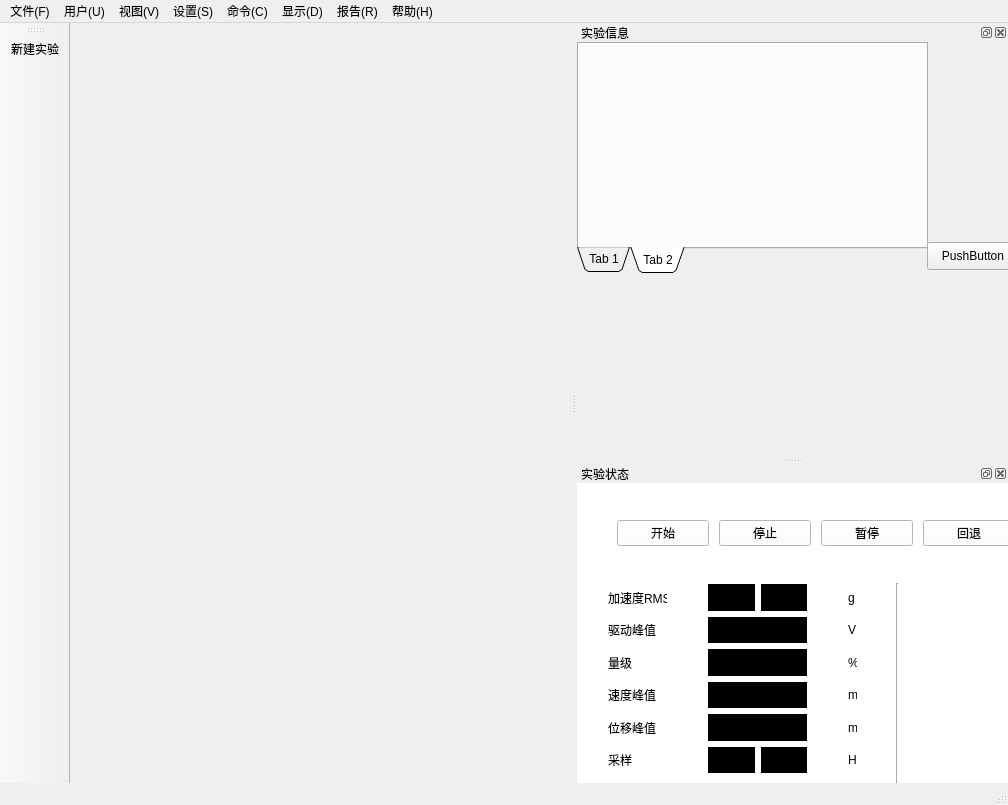
Before: the Qt Designer form mainwindow.ui in JJXiangJiaoJun/my_popwil, drawn with Qt 5.
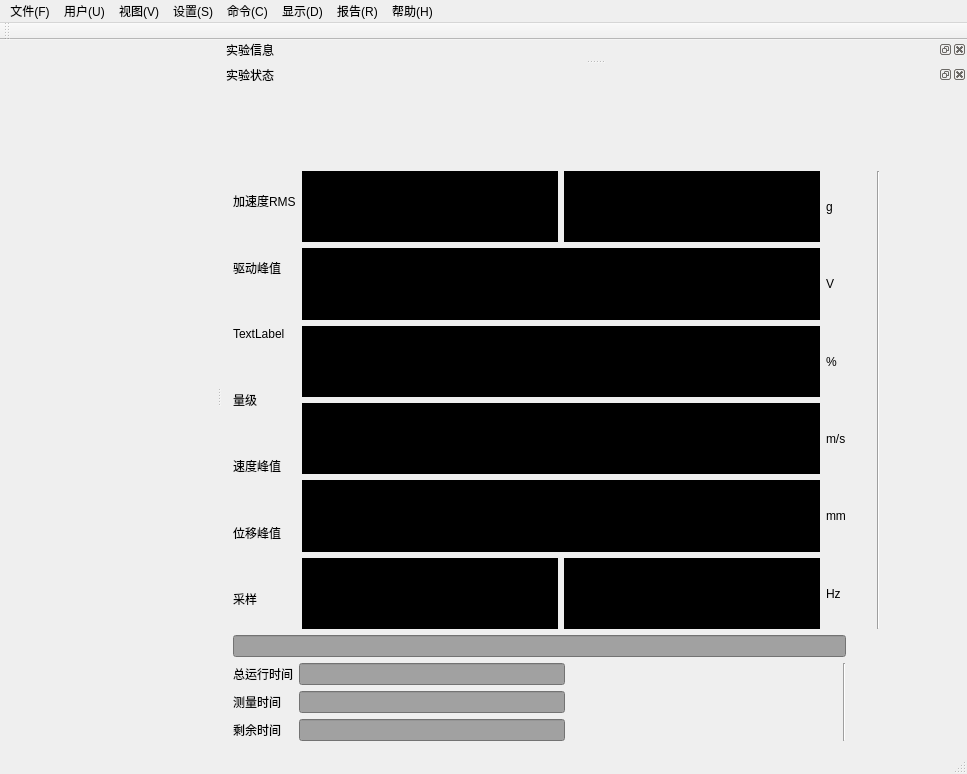
After: the same form once the commit is applied. Icons and pictures are not drawn.

The edit to the form file:
```diff
--- a/mainwindow.ui
+++ b/mainwindow.ui
@@ -6,8 +6,8 @@
    <rect>
     <x>0</x>
     <y>0</y>
-    <width>1008</width>
-    <height>805</height>
+    <width>967</width>
+    <height>774</height>
    </rect>
   </property>
   <property name="contextMenuPolicy">
@@ -19,13 +19,18 @@
   <property name="styleSheet">
    <string notr="true"/>
   </property>
-  <widget class="QWidget" name="centralWidget"/>
+  <widget class="QWidget" name="centralWidget">
+   <property name="styleSheet">
+    <string notr="true">border-image: url(:/Image/Ressources/MainWindow.png);</string>
+   </property>
+   <zorder>tabWidget</zorder>
+  </widget>
   <widget class="QMenuBar" name="menuBar">
    <property name="geometry">
     <rect>
      <x>0</x>
      <y>0</y>
-     <width>1008</width>
+     <width>967</width>
      <height>26</height>
     </rect>
    </property>
@@ -138,29 +143,23 @@
    <addaction name="menu_Report"/>
    <addaction name="menu_Help"/>
   </widget>
-  <widget class="QToolBar" name="mainToolBar">
-   <property name="enabled">
-    <bool>true</bool>
+  <widget class="QStatusBar" name="statusBar">
+   <property name="styleSheet">
+    <string notr="true">#statusBar{border-image: url(:/Images/Ressources/neucustombackgroundwhite.jpg);}</string>
    </property>
+  </widget>
+  <widget class="QDockWidget" name="Message_dock">
    <property name="sizePolicy">
-    <sizepolicy hsizetype="Fixed" vsizetype="Preferred">
+    <sizepolicy hsizetype="Expanding" vsizetype="Expanding">
      <horstretch>0</horstretch>
      <verstretch>0</verstretch>
     </sizepolicy>
    </property>
-   <property name="autoFillBackground">
-    <bool>false</bool>
+   <property name="styleSheet">
+    <string notr="true">border-color: rgb(0, 0, 0);
+selection-color: rgb(0, 0, 0);
+gridline-color: rgb(0, 0, 0);</string>
    </property>
-   <attribute name="toolBarArea">
-    <enum>LeftToolBarArea</enum>
-   </attribute>
-   <attribute name="toolBarBreak">
-    <bool>false</bool>
-   </attribute>
-   <addaction name="ToolBar"/>
-  </widget>
-  <widget class="QStatusBar" name="statusBar"/>
-  <widget class="QDockWidget" name="dockWidget_4">
    <property name="floating">
     <bool>false</bool>
    </property>
@@ -181,8 +180,8 @@
      <property name="geometry">
       <rect>
        <x>0</x>
-       <y>0</y>
-       <width>351</width>
+       <y>-20</y>
+       <width>429</width>
        <height>231</height>
       </rect>
      </property>
@@ -190,7 +189,11 @@
       <enum>Qt::LeftToRight</enum>
      </property>
      <property name="autoFillBackground">
-      <bool>true</bool>
+      <bool>false</bool>
+     </property>
+     <property name="styleSheet">
+      <string notr="true">
+</string>
      </property>
      <property name="tabPosition">
       <enum>QTabWidget::South</enum>
@@ -203,33 +206,155 @@
      </property>
      <widget class="QWidget" name="tab">
       <attribute name="title">
-       <string>Tab 1</string>
+       <string>报警/中断</string>
       </attribute>
      </widget>
      <widget class="QWidget" name="tab_2">
       <attribute name="title">
-       <string>Tab 2</string>
+       <string>历史记录</string>
       </attribute>
-     </widget>
-    </widget>
+      <widget class="QWidget" name="horizontalLayoutWidget">
+       <property name="geometry">
+        <rect>
+         <x>-1</x>
+         <y>-1</y>
+         <width>431</width>
+         <height>221</height>
+        </rect>
+       </property>
+       <layout class="QHBoxLayout" name="horizontalLayout_5">
+        <item>
+         <widget class="QLabel" name="background2">
+          <property name="sizePolicy">
+           <sizepolicy hsizetype="Expanding" vsizetype="Expanding">
+            <horstretch>0</horstretch>
+            <verstretch>0</verstretch>
+           </sizepolicy>
+          </property>
+          <property name="styleSheet">
+           <string notr="true">#background2{border-image: url(:/Image/Ressources/backphoto.png);}
+</string>
+          </property>
+          <property name="text">
+           <string/>
+          </property>
+         </widget>
+        </item>
+       </layout>
+      </widget>
+     </widget>
+    </widget>
+    <widget class="QWidget" name="">
+     <property name="geometry">
+      <rect>
+       <x>280</x>
+       <y>190</y>
+       <width>154</width>
+       <height>44</height>
+      </rect>
+     </property>
+     <layout class="QGridLayout" name="gridLayout_3">
+      <item row="0" column="0">
+       <widget class="QPushButton" name="pushButton_6">
+        <property name="minimumSize">
+         <size>
+          <width>33</width>
+          <height>33</height>
+         </size>
+        </property>
+        <property name="styleSheet">
+         <string notr="true"/>
+        </property>
+        <property name="text">
+         <string/>
+        </property>
+        <property name="icon">
+         <iconset resource="assets.qrc">
+          <normaloff>:/Images/Ressources/previousdarkbtn.png</normaloff>:/Images/Ressources/previousdarkbtn.png</iconset>
+        </property>
+        <property name="iconSize">
+         <size>
+          <width>33</width>
+          <height>33</height>
+         </size>
+        </property>
+        <property name="flat">
+         <bool>true</bool>
+        </property>
+       </widget>
+      </item>
+      <item row="0" column="1">
+       <widget class="QPushButton" name="pushButton_5">
+        <property name="minimumSize">
+         <size>
+          <width>33</width>
+          <height>33</height>
+         </size>
+        </property>
+        <property name="styleSheet">
+         <string notr="true"/>
+        </property>
+        <property name="text">
+         <string/>
+        </property>
+        <property name="icon">
+         <iconset resource="assets.qrc">
+          <normaloff>:/Images/Ressources/Pausedarkbtn.png</normaloff>:/Images/Ressources/Pausedarkbtn.png</iconset>
+        </property>
+        <property name="iconSize">
+         <size>
+          <width>33</width>
+          <height>33</height>
+         </size>
+        </property>
+        <property name="checkable">
+         <bool>false</bool>
+        </property>
+        <property name="flat">
+         <bool>true</bool>
+        </property>
+       </widget>
+      </item>
+      <item row="0" column="2">
     <widget class="QPushButton" name="pushButton">
-     <property name="geometry">
-      <rect>
-       <x>350</x>
-       <y>200</y>
-       <width>92</width>
-       <height>28</height>
-      </rect>
+        <property name="minimumSize">
+         <size>
+          <width>33</width>
+          <height>33</height>
+         </size>
+        </property>
+        <property name="styleSheet">
+         <string notr="true"/>
      </property>
      <property name="text">
-      <string>PushButton</string>
-     </property>
-    </widget>
-   </widget>
-  </widget>
-  <widget class="QDockWidget" name="dockWidget_5">
+         <string/>
+        </property>
+        <property name="icon">
+         <iconset resource="assets.qrc">
+          <normaloff>:/Images/Ressources/forwarddarkbtn.png</normaloff>:/Images/Ressources/forwarddarkbtn.png</iconset>
+        </property>
+        <property name="iconSize">
+         <size>
+          <width>33</width>
+          <height>33</height>
+         </size>
+        </property>
+        <property name="flat">
+         <bool>true</bool>
+        </property>
+       </widget>
+      </item>
+     </layout>
+    </widget>
+    <zorder>tabWidget</zorder>
+    <zorder>pushButton</zorder>
+    <zorder>pushButton_5</zorder>
+    <zorder>pushButton_6</zorder>
+   </widget>
+  </widget>
+  <widget class="QDockWidget" name="Status_dock">
    <property name="sizePolicy">
-    <sizepolicy hsizetype="Fixed" vsizetype="Fixed">
+    <sizepolicy hsizetype="Expanding" vsizetype="Expanding">
      <horstretch>0</horstretch>
      <verstretch>0</verstretch>
     </sizepolicy>
@@ -241,8 +366,7 @@
     <bool>false</bool>
    </property>
    <property name="styleSheet">
-    <string notr="true">background-color: rgb(255, 255, 255);
-border-bottom-color: rgb(85, 255, 127);</string>
+    <string notr="true"/>
    </property>
    <property name="floating">
     <bool>false</bool>
@@ -263,170 +387,164 @@
       <height>300</height>
      </size>
     </property>
-    <widget class="QWidget" name="layoutWidget">
-     <property name="geometry">
-      <rect>
-       <x>260</x>
-       <y>90</y>
-       <width>31</width>
-       <height>211</height>
-      </rect>
-     </property>
-     <layout class="QVBoxLayout" name="verticalLayout_4">
-      <item>
-       <widget class="QLabel" name="label_13">
-        <property name="text">
-         <string>g</string>
-        </property>
-        <property name="scaledContents">
-         <bool>false</bool>
-        </property>
-       </widget>
-      </item>
-      <item>
-       <widget class="QLabel" name="label_14">
-        <property name="text">
-         <string>V</string>
-        </property>
-       </widget>
-      </item>
-      <item>
-       <widget class="QLabel" name="label_15">
-        <property name="text">
-         <string>%</string>
-        </property>
-       </widget>
-      </item>
-      <item>
-       <widget class="QLabel" name="label_16">
-        <property name="text">
-         <string>m/s</string>
-        </property>
-       </widget>
-      </item>
-      <item>
-       <widget class="QLabel" name="label_17">
-        <property name="text">
-         <string>mm</string>
-        </property>
-       </widget>
-      </item>
-      <item>
-       <widget class="QLabel" name="label_18">
-        <property name="text">
-         <string>Hz</string>
-        </property>
-       </widget>
-      </item>
-     </layout>
-    </widget>
-    <widget class="QLineEdit" name="lineEdit">
-     <property name="geometry">
-      <rect>
-       <x>10</x>
-       <y>310</y>
-       <width>381</width>
-       <height>31</height>
-      </rect>
-     </property>
      <property name="styleSheet">
-      <string notr="true">background-color: rgb(161, 161, 161);</string>
-     </property>
-     <property name="text">
-      <string/>
-     </property>
-    </widget>
-    <widget class="QWidget" name="layoutWidget_2">
-     <property name="geometry">
-      <rect>
-       <x>10</x>
-       <y>350</y>
-       <width>81</width>
-       <height>91</height>
-      </rect>
-     </property>
-     <layout class="QVBoxLayout" name="verticalLayout_5">
-      <item>
-       <widget class="QLabel" name="label_21">
-        <property name="text">
-         <string>总运行时间</string>
-        </property>
-       </widget>
-      </item>
-      <item>
-       <widget class="QLabel" name="label_23">
-        <property name="text">
-         <string>测量时间</string>
-        </property>
-       </widget>
-      </item>
-      <item>
-       <widget class="QLabel" name="label_24">
-        <property name="text">
-         <string>剩余时间</string>
-        </property>
-       </widget>
-      </item>
-     </layout>
-    </widget>
-    <widget class="QWidget" name="layoutWidget">
-     <property name="geometry">
-      <rect>
-       <x>20</x>
-       <y>20</y>
-       <width>438</width>
-       <height>61</height>
-      </rect>
-     </property>
-     <layout class="QHBoxLayout" name="Button_Layout">
-      <property name="spacing">
-       <number>10</number>
-      </property>
-      <property name="leftMargin">
-       <number>20</number>
-      </property>
-      <property name="rightMargin">
-       <number>20</number>
-      </property>
+     <string notr="true">#dockWidgetContents_5{border-image: url(:/Images/Ressources/danya.png);}
+</string>
+    </property>
+    <layout class="QGridLayout" name="gridLayout_2">
+     <item row="0" column="0" colspan="5">
+      <layout class="QHBoxLayout" name="horizontalLayout_7">
       <item>
        <widget class="QPushButton" name="Start_btn">
+         <property name="minimumSize">
+          <size>
+           <width>70</width>
+           <height>70</height>
+          </size>
+         </property>
+         <property name="styleSheet">
+          <string notr="true"/>
+         </property>
         <property name="text">
-         <string>开始</string>
+          <string/>
+         </property>
+         <property name="icon">
+          <iconset resource="assets.qrc">
+           <normaloff>:/Image/Ressources/play.png</normaloff>:/Image/Ressources/play.png</iconset>
+         </property>
+         <property name="iconSize">
+          <size>
+           <width>70</width>
+           <height>70</height>
+          </size>
+         </property>
+         <property name="checkable">
+          <bool>true</bool>
+         </property>
+         <property name="autoRepeat">
+          <bool>false</bool>
+         </property>
+         <property name="autoExclusive">
+          <bool>false</bool>
+         </property>
+         <property name="autoDefault">
+          <bool>true</bool>
+         </property>
+         <property name="default">
+          <bool>true</bool>
+         </property>
+         <property name="flat">
+          <bool>true</bool>
         </property>
        </widget>
       </item>
       <item>
        <widget class="QPushButton" name="Stop_btn">
+         <property name="minimumSize">
+          <size>
+           <width>70</width>
+           <height>70</height>
+          </size>
+         </property>
+         <property name="styleSheet">
+          <string notr="true"/>
+         </property>
         <property name="text">
-         <string>停止</string>
+          <string/>
+         </property>
+         <property name="icon">
+          <iconset resource="assets.qrc">
+           <normaloff>:/Image/Ressources/power.png</normaloff>:/Image/Ressources/power.png</iconset>
+         </property>
+         <property name="iconSize">
+          <size>
+           <width>70</width>
+           <height>70</height>
+          </size>
+         </property>
+         <property name="checkable">
+          <bool>true</bool>
+         </property>
+         <property name="autoDefault">
+          <bool>true</bool>
+         </property>
+         <property name="default">
+          <bool>true</bool>
+         </property>
+         <property name="flat">
+          <bool>true</bool>
         </property>
        </widget>
       </item>
       <item>
        <widget class="QPushButton" name="Pause_btn">
+         <property name="minimumSize">
+          <size>
+           <width>70</width>
+           <height>70</height>
+          </size>
+         </property>
+         <property name="styleSheet">
+          <string notr="true"/>
+         </property>
         <property name="text">
-         <string>暂停</string>
+          <string/>
+         </property>
+         <property name="icon">
+          <iconset resource="assets.qrc">
+           <normaloff>:/Image/Ressources/pause.png</normaloff>:/Image/Ressources/pause.png</iconset>
+         </property>
+         <property name="iconSize">
+          <size>
+           <width>70</width>
+           <height>70</height>
+          </size>
+         </property>
+         <property name="flat">
+          <bool>true</bool>
         </property>
        </widget>
       </item>
       <item>
        <widget class="QPushButton" name="Back_btn">
+         <property name="minimumSize">
+          <size>
+           <width>70</width>
+           <height>70</height>
+          </size>
+         </property>
+         <property name="styleSheet">
+          <string notr="true"/>
+         </property>
         <property name="text">
-         <string>回退</string>
+          <string/>
+         </property>
+         <property name="icon">
+          <iconset resource="assets.qrc">
+           <normaloff>:/Image/Ressources/redo.png</normaloff>:/Image/Ressources/redo.png</iconset>
+         </property>
+         <property name="iconSize">
+          <size>
+           <width>70</width>
+           <height>70</height>
+          </size>
+         </property>
+         <property name="checkable">
+          <bool>true</bool>
+         </property>
+         <property name="flat">
+          <bool>true</bool>
         </property>
        </widget>
       </item>
      </layout>
-    </widget>
-    <widget class="QWidget" name="layoutWidget">
-     <property name="geometry">
-      <rect>
-       <x>20</x>
-       <y>90</y>
-       <width>81</width>
-       <height>211</height>
-      </rect>
-     </property>
+     </item>
+     <item row="1" column="0" colspan="4">
+      <layout class="QHBoxLayout" name="horizontalLayout_4">
+       <property name="sizeConstraint">
+        <enum>QLayout::SetMaximumSize</enum>
+       </property>
+       <item>
      <layout class="QVBoxLayout" name="verticalLayout">
       <item>
        <widget class="QLabel" name="label">
@@ -445,6 +563,13 @@
         </property>
        </widget>
       </item>
+         <item>
+          <widget class="QLabel" name="label_7">
+           <property name="text">
+            <string>TextLabel</string>
+           </property>
+          </widget>
+         </item>
       <item>
        <widget class="QLabel" name="label_3">
         <property name="text">
@@ -474,16 +599,8 @@
        </widget>
       </item>
      </layout>
-    </widget>
-    <widget class="QWidget" name="layoutWidget">
-     <property name="geometry">
-      <rect>
-       <x>120</x>
-       <y>90</y>
-       <width>121</width>
-       <height>211</height>
-      </rect>
-     </property>
+       </item>
+       <item>
      <layout class="QVBoxLayout" name="verticalLayout_2">
       <item>
        <layout class="QHBoxLayout" name="horizontalLayout">
@@ -550,27 +667,213 @@
        </layout>
       </item>
      </layout>
-    </widget>
-    <widget class="QWidget" name="layoutWidget">
-     <property name="geometry">
-      <rect>
-       <x>100</x>
-       <y>350</y>
-       <width>171</width>
-       <height>101</height>
-      </rect>
-     </property>
-     <layout class="QVBoxLayout" name="verticalLayout_6">
-      <property name="spacing">
-       <number>2</number>
-      </property>
-      <property name="sizeConstraint">
-       <enum>QLayout::SetFixedSize</enum>
-      </property>
-      <property name="leftMargin">
-       <number>0</number>
-      </property>
+       </item>
+       <item>
+        <layout class="QVBoxLayout" name="verticalLayout_4">
+         <item>
+          <widget class="QLabel" name="label_13">
+           <property name="text">
+            <string>g</string>
+           </property>
+           <property name="scaledContents">
+            <bool>false</bool>
+           </property>
+          </widget>
+         </item>
+         <item>
+          <widget class="QLabel" name="label_14">
+           <property name="text">
+            <string>V</string>
+           </property>
+          </widget>
+         </item>
+         <item>
+          <widget class="QLabel" name="label_15">
+           <property name="text">
+            <string>%</string>
+           </property>
+          </widget>
+         </item>
+         <item>
+          <widget class="QLabel" name="label_16">
+           <property name="text">
+            <string>m/s</string>
+           </property>
+          </widget>
+         </item>
+         <item>
+          <widget class="QLabel" name="label_17">
+           <property name="text">
+            <string>mm</string>
+           </property>
+          </widget>
+         </item>
       <item>
+          <widget class="QLabel" name="label_18">
+           <property name="text">
+            <string>Hz</string>
+           </property>
+          </widget>
+         </item>
+        </layout>
+       </item>
+      </layout>
+     </item>
+     <item row="1" column="4">
+      <spacer name="horizontalSpacer">
+       <property name="orientation">
+        <enum>Qt::Horizontal</enum>
+       </property>
+       <property name="sizeHint" stdset="0">
+        <size>
+         <width>19</width>
+         <height>20</height>
+        </size>
+       </property>
+      </spacer>
+     </item>
+     <item row="1" column="5">
+      <widget class="Line" name="line">
+       <property name="orientation">
+        <enum>Qt::Vertical</enum>
+       </property>
+      </widget>
+     </item>
+     <item row="1" column="6">
+      <layout class="QVBoxLayout" name="verticalLayout_3">
+       <item>
+        <widget class="QPushButton" name="pushButton_2">
+         <property name="minimumSize">
+          <size>
+           <width>70</width>
+           <height>70</height>
+          </size>
+         </property>
+         <property name="styleSheet">
+          <string notr="true"/>
+         </property>
+         <property name="text">
+          <string/>
+         </property>
+         <property name="icon">
+          <iconset resource="assets.qrc">
+           <normaloff>:/Image/Ressources/resize2.png</normaloff>:/Image/Ressources/resize2.png</iconset>
+         </property>
+         <property name="iconSize">
+          <size>
+           <width>70</width>
+           <height>70</height>
+          </size>
+         </property>
+         <property name="flat">
+          <bool>true</bool>
+         </property>
+        </widget>
+       </item>
+       <item>
+        <widget class="QPushButton" name="pushButton_3">
+         <property name="minimumSize">
+          <size>
+           <width>70</width>
+           <height>70</height>
+          </size>
+         </property>
+         <property name="styleSheet">
+          <string notr="true"/>
+         </property>
+         <property name="text">
+          <string/>
+         </property>
+         <property name="icon">
+          <iconset resource="assets.qrc">
+           <normaloff>:/Image/Ressources/rewind.png</normaloff>:/Image/Ressources/rewind.png</iconset>
+         </property>
+         <property name="iconSize">
+          <size>
+           <width>70</width>
+           <height>70</height>
+          </size>
+         </property>
+         <property name="checkable">
+          <bool>true</bool>
+         </property>
+         <property name="flat">
+          <bool>true</bool>
+         </property>
+        </widget>
+       </item>
+       <item>
+        <widget class="QPushButton" name="pushButton_4">
+         <property name="minimumSize">
+          <size>
+           <width>70</width>
+           <height>70</height>
+          </size>
+         </property>
+         <property name="styleSheet">
+          <string notr="true"/>
+         </property>
+         <property name="text">
+          <string/>
+         </property>
+         <property name="icon">
+          <iconset resource="assets.qrc">
+           <normaloff>:/Image/Ressources/randomPlaybtn.png</normaloff>:/Image/Ressources/randomPlaybtn.png</iconset>
+         </property>
+         <property name="iconSize">
+          <size>
+           <width>70</width>
+           <height>70</height>
+          </size>
+         </property>
+         <property name="checkable">
+          <bool>true</bool>
+         </property>
+         <property name="flat">
+          <bool>true</bool>
+         </property>
+        </widget>
+       </item>
+      </layout>
+     </item>
+     <item row="2" column="0" colspan="4">
+      <widget class="QLineEdit" name="lineEdit">
+       <property name="styleSheet">
+        <string notr="true">background-color: rgb(161, 161, 161);</string>
+       </property>
+       <property name="text">
+        <string/>
+       </property>
+      </widget>
+     </item>
+     <item row="3" column="0">
+      <layout class="QVBoxLayout" name="verticalLayout_5">
+       <item>
+        <widget class="QLabel" name="label_21">
+         <property name="text">
+          <string>总运行时间</string>
+         </property>
+        </widget>
+       </item>
+       <item>
+        <widget class="QLabel" name="label_23">
+         <property name="text">
+          <string>测量时间</string>
+         </property>
+        </widget>
+       </item>
+       <item>
+        <widget class="QLabel" name="label_24">
+         <property name="text">
+          <string>剩余时间</string>
+         </property>
+        </widget>
+       </item>
+      </layout>
+     </item>
+     <item row="3" column="1">
+      <layout class="QGridLayout" name="gridLayout">
+       <item row="0" column="0">
        <widget class="QLineEdit" name="lineEdit_2">
         <property name="styleSheet">
          <string notr="true">background-color: rgb(161, 161, 161);</string>
@@ -580,7 +883,7 @@
         </property>
        </widget>
       </item>
-      <item>
+       <item row="1" column="0">
        <widget class="QLineEdit" name="lineEdit_3">
         <property name="styleSheet">
          <string notr="true">background-color: rgb(161, 161, 161);</string>
@@ -590,7 +893,7 @@
         </property>
        </widget>
       </item>
-      <item>
+       <item row="2" column="0">
        <widget class="QLineEdit" name="lineEdit_4">
         <property name="styleSheet">
          <string notr="true">background-color: rgb(161, 161, 161);</string>
@@ -601,35 +904,41 @@
        </widget>
       </item>
      </layout>
-    </widget>
-    <widget class="Line" name="line">
-     <property name="geometry">
-      <rect>
-       <x>310</x>
-       <y>100</y>
-       <width>20</width>
-       <height>201</height>
-      </rect>
-     </property>
+     </item>
+     <item row="3" column="2">
+      <spacer name="horizontalSpacer_3">
      <property name="orientation">
-      <enum>Qt::Vertical</enum>
-     </property>
-    </widget>
+        <enum>Qt::Horizontal</enum>
+       </property>
+       <property name="sizeHint" stdset="0">
+        <size>
+         <width>112</width>
+         <height>20</height>
+        </size>
+       </property>
+      </spacer>
+     </item>
+     <item row="3" column="3">
     <widget class="Line" name="line_2">
-     <property name="geometry">
-      <rect>
-       <x>310</x>
-       <y>350</y>
-       <width>20</width>
-       <height>111</height>
-      </rect>
-     </property>
      <property name="orientation">
       <enum>Qt::Vertical</enum>
      </property>
     </widget>
+     </item>
+    </layout>
    </widget>
   </widget>
+  <widget class="QToolBar" name="toolBar">
+   <property name="windowTitle">
+    <string>toolBar</string>
+   </property>
+   <attribute name="toolBarArea">
+    <enum>TopToolBarArea</enum>
+   </attribute>
+   <attribute name="toolBarBreak">
+    <bool>false</bool>
+   </attribute>
+  </widget>
   <action name="action_New">
    <property name="text">
     <string>新建实验</string>
```
Left out of the diff: 33 changed lines with no effect on the pictures. Lines whose indentation alone changed are shown as unchanged.
